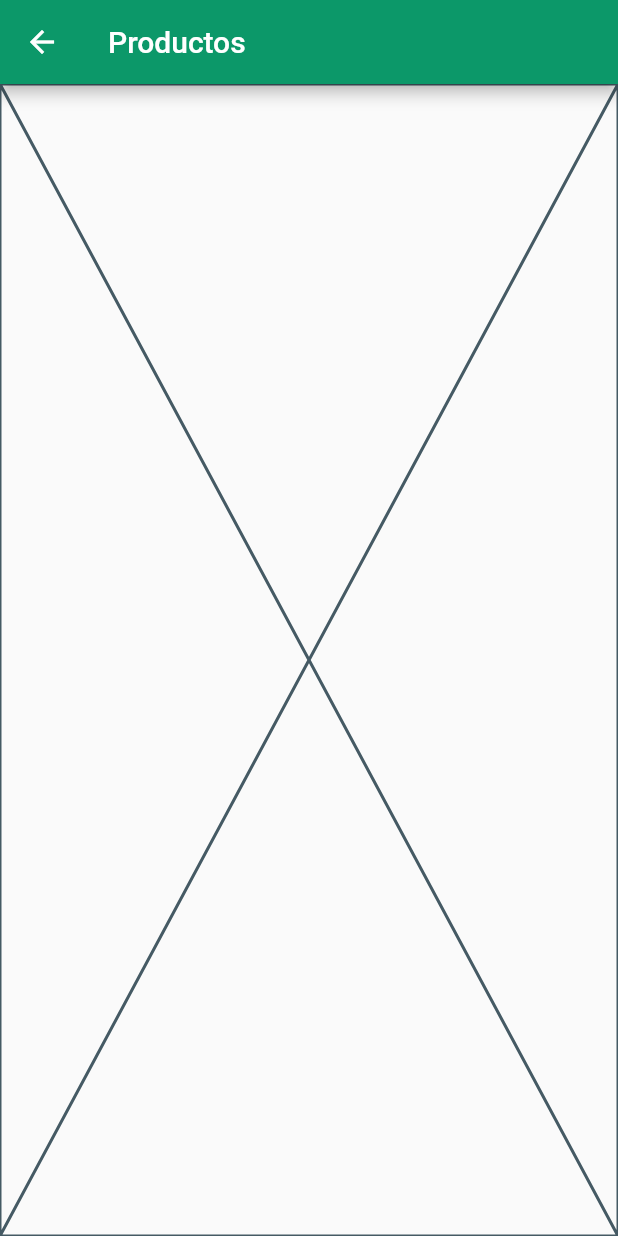
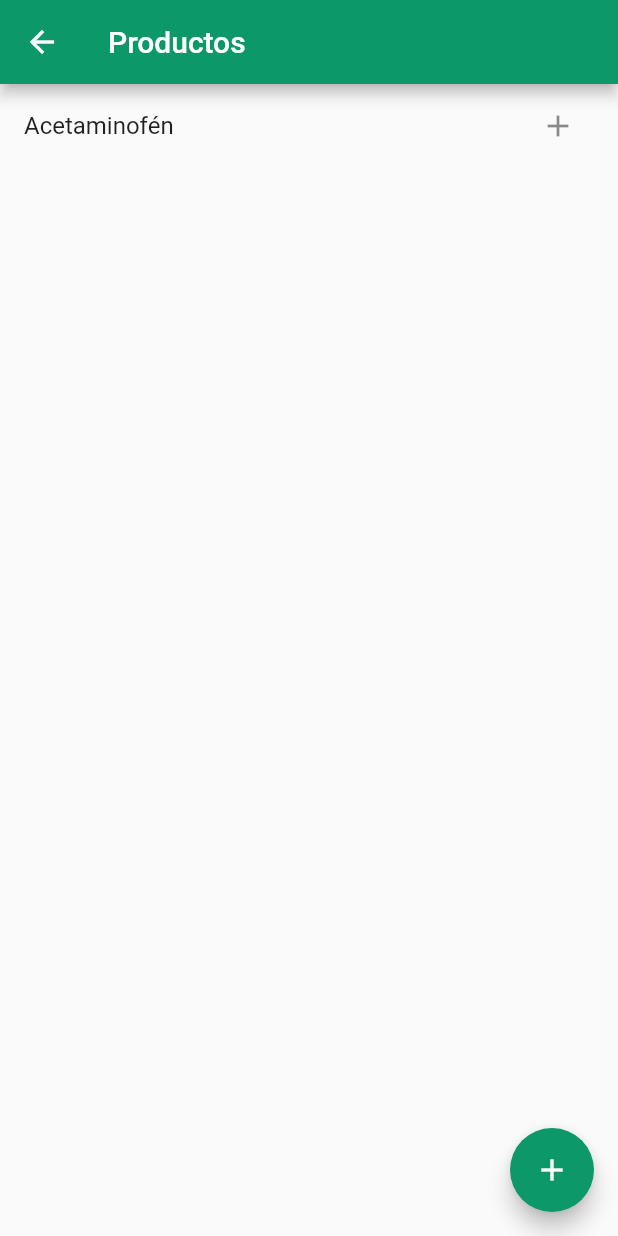
Before and after one commit to stivengm/casa_salud_del_llano_app, a Flutter app: the ProductsView screen opened by its route, on a phone screen of 412 x 824 dp. Run offline on Flutter 3.47's test engine with Material 2 defaults, Android fonts, the phone set to English and light mode, and no system bars; our stand-ins replace bloc, equatable, fl_chart, flutter_bloc.

Commit message:
Fix products view.

```diff
--- a/lib/gui/views/products_view/products_view.dart
+++ b/lib/gui/views/products_view/products_view.dart
@@ -9,7 +9,25 @@ class ProductsView extends StatelessWidget {
       appBar: AppBar(
         title: const Text("Productos"),
       ),
-      body: const Placeholder(),
+      body: ListView(
+        children: [
+          ListTile(
+            title: const Text("Acetaminofén"),
+            trailing: IconButton(
+              icon: const Icon(
+                Icons.add
+              ),
+              onPressed: () {},
+            ),
+          )
+        ],
+      ),
+      floatingActionButton: FloatingActionButton(
+        child: const Icon(
+          Icons.add
+        ),
+        onPressed: () {},
+      ),
     );
   }
 }
```
